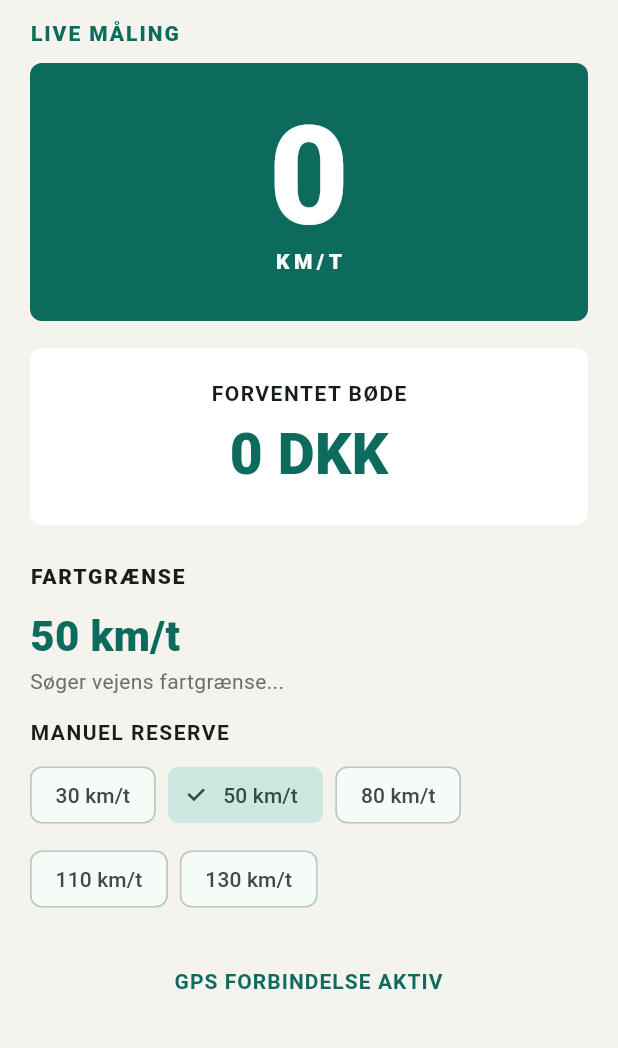
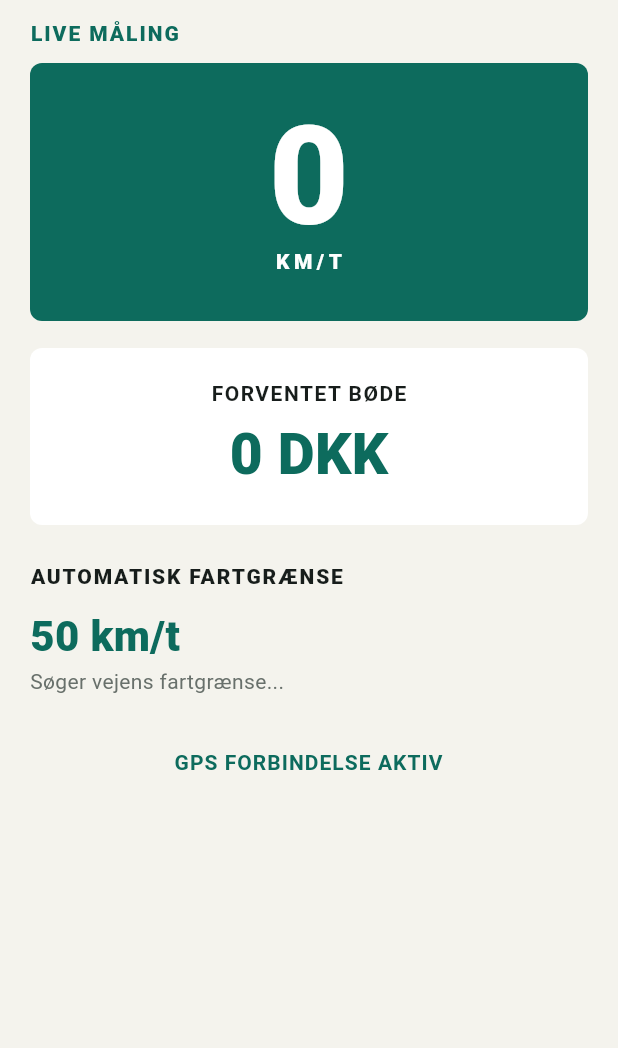
Before and after one commit to cbjoed/SpeedTrap, a Flutter app: the screen it shows after launch, on a phone screen of 412 x 824 dp, the part 84-1132 px from its top. Run offline on Flutter 3.47's test engine with Material 3 defaults, Android fonts, the phone set to English and light mode, and no system bars; our stand-ins replace geolocator; Roboto replaces fonts that are missing (sans).

Commit message:
Enforce automatic road speed limits

```diff
--- a/lib/views/home_screen.dart
+++ b/lib/views/home_screen.dart
@@ -58,22 +58,10 @@ class HomeScreen extends StatelessWidget {
                     ),
                   ),
                   const SizedBox(height: 24),
-                  const Text('FARTGRÆNSE', style: TextStyle(fontWeight: FontWeight.w800, letterSpacing: 1.2)),
+                  const Text('AUTOMATISK FARTGRÆNSE', style: TextStyle(fontWeight: FontWeight.w800, letterSpacing: 1.2)),
                   const SizedBox(height: 10),
                   Text('${vm.speedLimit} km/t', style: TextStyle(fontSize: 28, fontWeight: FontWeight.w900, color: alertColor)),
                   Text(vm.speedLimitSource, style: const TextStyle(color: Color(0xff68706b))),
-                  const SizedBox(height: 14),
-                  const Text('MANUEL RESERVE', style: TextStyle(fontWeight: FontWeight.w700, letterSpacing: 1)),
-                  const SizedBox(height: 8),
-                  Wrap(
-                    spacing: 8,
-                    runSpacing: 8,
-                    children: [30, 50, 80, 110, 130].map((limit) => ChoiceChip(
-                      label: Text('$limit km/t'),
-                      selected: vm.speedLimit == limit,
-                      onSelected: (_) => vm.setSpeedLimit(limit),
-                    )).toList(),
-                  ),
                   const SizedBox(height: 22),
                   if (vm.isLoading) const LinearProgressIndicator(),
                   if (vm.statusMessage != null) ...[
```
Also changed, not shown: lib/viewmodels/speedometer_vm.dart (+1 -15 lines), 1 other file.
